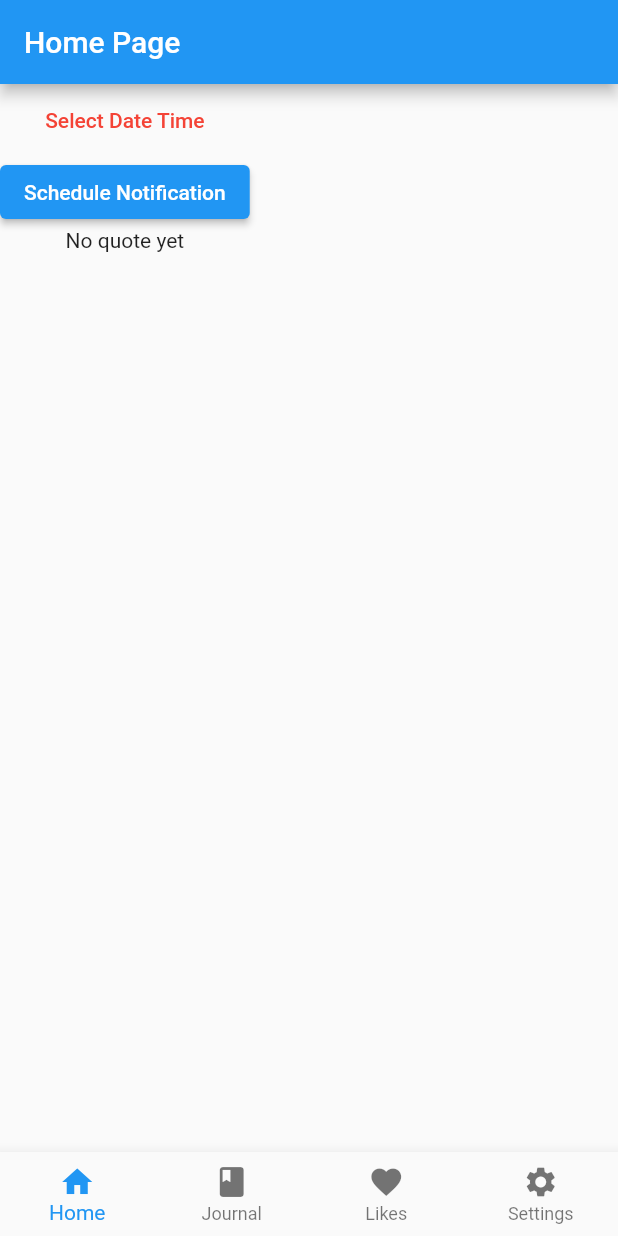
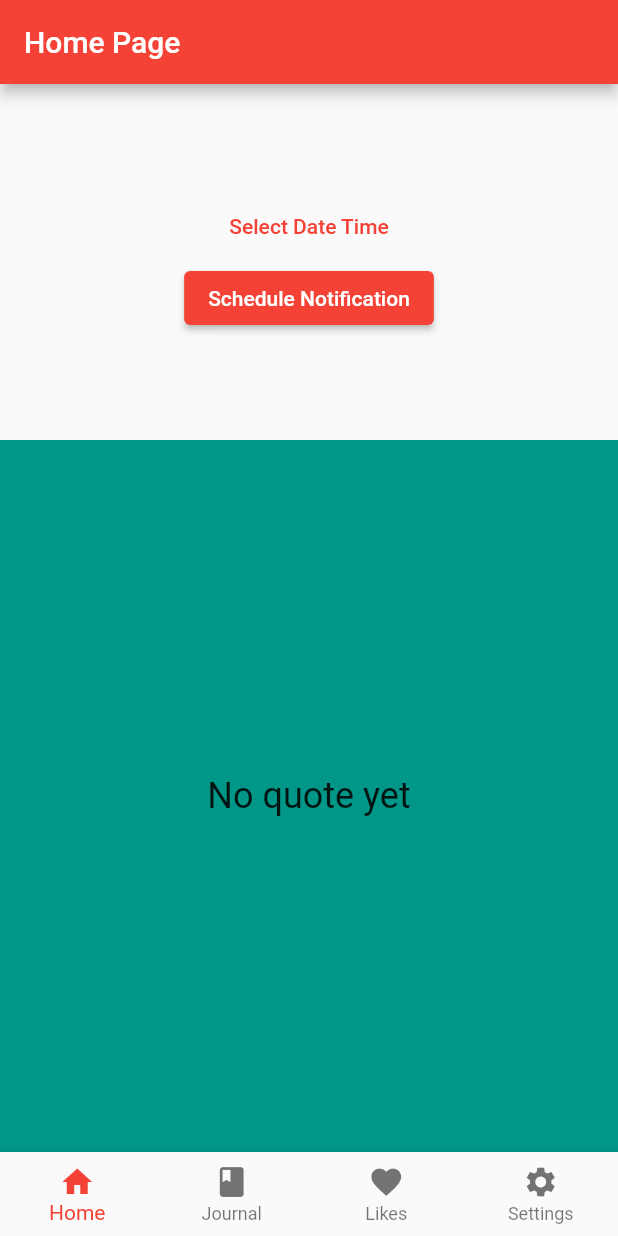
Before and after one commit to rckash/affirmation_flutter_app, a Flutter app: the screen it shows after launch, on a phone screen of 412 x 824 dp. Run offline on Flutter 3.47's test engine with Material 2 defaults, Android fonts, the light colour scheme and no system bars; our stand-ins replace flutter_datetime_picker_plus, flutter_local_notifications, timezone; network calls fail.

Commit message:
change home_page UI

```diff
--- a/lib/main.dart
+++ b/lib/main.dart
@@ -19,6 +19,7 @@ class MyApp extends StatelessWidget {
     return MaterialApp(
       title: 'Flutter Demo',
       home: MainScaffold(),
+      theme: ThemeData(primarySwatch: Colors.red),
     );
   }
 }
--- a/lib/pages/home_page.dart
+++ b/lib/pages/home_page.dart
@@ -12,26 +12,49 @@ class HomePage extends StatelessWidget {
       appBar: AppBar(
         title: const Text('Home Page'),
       ),
-      body: Column(
+      body: Center(
+        child: Column(
+          children: [
+            Flexible(
+              flex: 1,
+              child: Column(
+                mainAxisAlignment: MainAxisAlignment.center,
                 children: [
                   const DatePickerTxt(),
                   const ScheduleBtn(),
-          FutureBuilder(
+                ],
+              ),
+            ),
+            Flexible(
+                flex: 2,
+                child: Container(
+                  color: Colors.teal,
+                  child: Center(
+                  child: FutureBuilder(
                       future: getAffirmationQuote(),
                       builder: (context, snapshot) {
                         if (snapshot.connectionState == ConnectionState.done) {
-                  return Text(myQuote);
+                          return Text(
+                            myQuote,
+                            textAlign: TextAlign.center,
+                            style: TextStyle(
+                              fontSize: 24,
+                            ),
+                          );
                         } else {
                           return const CircularProgressIndicator();
                         }
                       }
                   ),
+                  ),
+                )
+            )
           ],
+        ),
       ),
     );
   }
 }
-
 
 class DatePickerTxt extends StatefulWidget {
   const DatePickerTxt({super.key});
```
Lines whose indentation alone changed are shown as unchanged.
